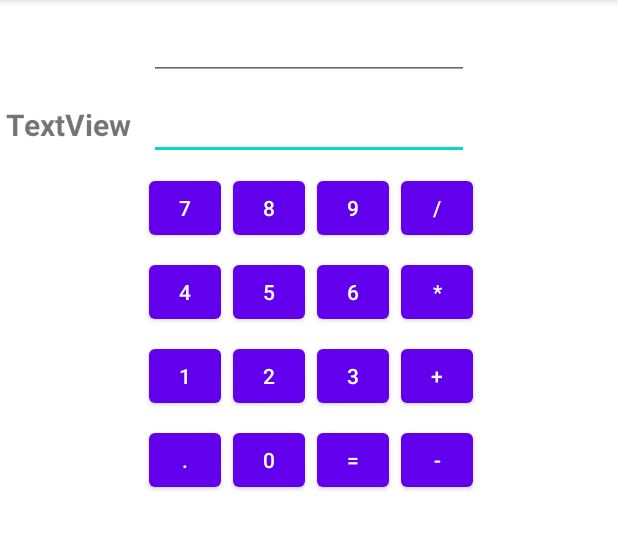
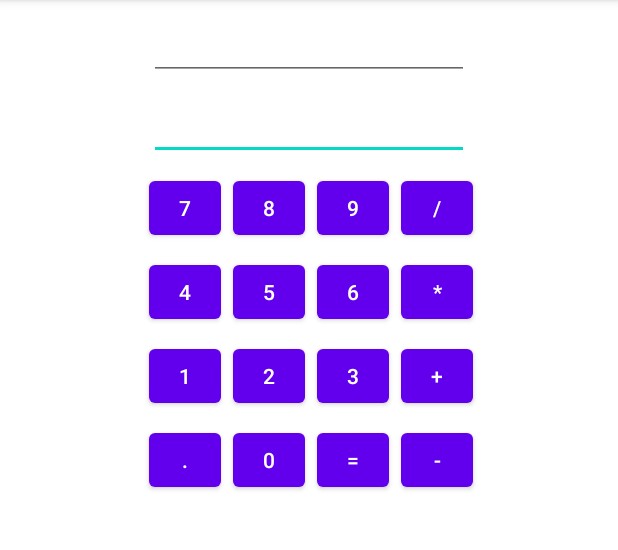
Before and after one commit to AlphaOmarDiallo/Calculator_Android_App, an Android app: the screen it shows after launch (MainActivity), on a phone screen of 412 x 824 dp, the part 84-634 px from its top. Run offline under Robolectric (Android 15) with nearby library versions, the phone set to English and light mode, and no system bars.

Commit message:
App works - fine tuning needed but it works

```diff
--- a/app/src/main/java/com/alphaomardiallo/calculator/MainActivity.java
+++ b/app/src/main/java/com/alphaomardiallo/calculator/MainActivity.java
@@ -10,31 +10,12 @@ import android.widget.TextView;
 
 public class MainActivity extends AppCompatActivity {
 
-    private EditText mETResult;
-    private EditText mETNewNumber;
-    private TextView mTVOperation;
+    private EditText result;
+    private EditText newNumber;
+    private TextView displayOperation;
 
-    private Button mBtn0;
-    private Button mBtn1;
-    private Button mBtn2;
-    private Button mBtn3;
-    private Button mBtn4;
-    private Button mBtn5;
-    private Button mBtn6;
-    private Button mBtn7;
-    private Button mBtn8;
-    private Button mBtn9;
-    private Button mBtnDot;
-
-    private Button mBtnDivide;
-    private Button mBtnMultiply;
-    private Button mBtnPlus;
-    private Button mBtnMinus;
-    private Button mBtnEqual;
-
-    // Private variable to hold operand and calculation type
+    // Variables to hold the operands and type of calculations
     private Double operand1 = null;
-    private Double operand2 = null;
     private String pendingOperation = "=";
 
     @Override
@@ -42,68 +23,101 @@ public class MainActivity extends AppCompatActivity {
         super.onCreate(savedInstanceState);
         setContentView(R.layout.activity_main);
 
-        mETResult = findViewById(R.id.editTextNumberSignedResult);
-        mETNewNumber = findViewById(R.id.editTextNumberSignedNewNumber);
-        mTVOperation = findViewById(R.id.textViewOperation);
-        mBtn0 = findViewById(R.id.button0);
-        mBtn1 = findViewById(R.id.button1);
-        mBtn2 = findViewById(R.id.button2);
-        mBtn3 = findViewById(R.id.button3);
-        mBtn4 = findViewById(R.id.button4);
-        mBtn5 = findViewById(R.id.button5);
-        mBtn6 = findViewById(R.id.button6);
-        mBtn7 = findViewById(R.id.button7);
-        mBtn8 = findViewById(R.id.button8);
-        mBtn9 = findViewById(R.id.button9);
-        mBtnDivide = findViewById(R.id.buttonDivide);
-        mBtnMultiply = findViewById(R.id.buttonMultiply);
-        mBtnPlus = findViewById(R.id.buttonAddition);
-        mBtnMinus = findViewById(R.id.buttonSubtract);
-        mBtnDot = findViewById(R.id.buttonDot);
-        mBtnEqual = findViewById(R.id.buttonEquals);
+        result = (EditText) findViewById(R.id.editTextNumberSignedResult);
+        newNumber = (EditText) findViewById(R.id.editTextNumberSignedNewNumber);
+        displayOperation = (TextView) findViewById(R.id.textViewOperation);
 
-// Setting up listener for digits
-        View.OnClickListener listenerDigits = new View.OnClickListener() {
+        Button button0 = (Button) findViewById(R.id.button0);
+        Button button1 = (Button) findViewById(R.id.button1);
+        Button button2 = (Button) findViewById(R.id.button2);
+        Button button3 = (Button) findViewById(R.id.button3);
+        Button button4 = (Button) findViewById(R.id.button4);
+        Button button5 = (Button) findViewById(R.id.button5);
+        Button button6 = (Button) findViewById(R.id.button6);
+        Button button7 = (Button) findViewById(R.id.button7);
+        Button button8 = (Button) findViewById(R.id.button8);
+        Button button9 = (Button) findViewById(R.id.button9);
+        Button buttonDot = (Button) findViewById(R.id.buttonDot);
+
+        Button buttonEquals = (Button) findViewById(R.id.buttonEquals);
+        Button buttonDivide = (Button) findViewById(R.id.buttonDivide);
+        Button buttonMultiply = (Button) findViewById(R.id.buttonMultiply);
+        Button buttonMinus = (Button) findViewById(R.id.buttonSubtract);
+        Button buttonPlus = (Button) findViewById(R.id.buttonAddition);
+        View.OnClickListener listener = new View.OnClickListener() {
             @Override
             public void onClick(View view) {
                 Button b = (Button) view;
-                mETNewNumber.append(b.getText().toString());
+                newNumber.append(b.getText().toString());
             }
         };
+        button0.setOnClickListener(listener);
+        button1.setOnClickListener(listener);
+        button2.setOnClickListener(listener);
+        button3.setOnClickListener(listener);
+        button4.setOnClickListener(listener);
+        button5.setOnClickListener(listener);
+        button6.setOnClickListener(listener);
+        button7.setOnClickListener(listener);
+        button8.setOnClickListener(listener);
+        button9.setOnClickListener(listener);
+        buttonDot.setOnClickListener(listener);
 
-        mBtn0.setOnClickListener(listenerDigits);
-        mBtn1.setOnClickListener(listenerDigits);
-        mBtn2.setOnClickListener(listenerDigits);
-        mBtn3.setOnClickListener(listenerDigits);
-        mBtn4.setOnClickListener(listenerDigits);
-        mBtn5.setOnClickListener(listenerDigits);
-        mBtn6.setOnClickListener(listenerDigits);
-        mBtn7.setOnClickListener(listenerDigits);
-        mBtn8.setOnClickListener(listenerDigits);
-        mBtn9.setOnClickListener(listenerDigits);
-        mBtnDot.setOnClickListener(listenerDigits);
-
-// Setting up listeners for operations
-        View.OnClickListener listenerOperation = new View.OnClickListener() {
+        View.OnClickListener opListener = new View.OnClickListener() {
             @Override
             public void onClick(View view) {
                 Button b = (Button) view;
                 String op = b.getText().toString();
-                String value = mETNewNumber.getText().toString();
-                if (value.length() != 0) {
-                    performOperation(value, op);
+                String value = newNumber.getText().toString();
+                try {
+                    Double doubleValue = Double.valueOf(value);
+                    performOperation(doubleValue, op);
+                } catch (NumberFormatException exception) {
+                    newNumber.setText("");
                 }
                 pendingOperation = op;
-                mTVOperation.setText(pendingOperation);
+                displayOperation.setText(pendingOperation);
             }
         };
-        mBtnDivide.setOnClickListener(listenerOperation);
-        mBtnMultiply.setOnClickListener(listenerOperation);
-        mBtnMinus.setOnClickListener(listenerOperation);
-        mBtnPlus.setOnClickListener(listenerOperation);
-        mBtnEqual.setOnClickListener(listenerOperation);
+
+        buttonEquals.setOnClickListener(opListener);
+        buttonDivide.setOnClickListener(opListener);
+        buttonMultiply.setOnClickListener(opListener);
+        buttonMinus.setOnClickListener(opListener);
+        buttonPlus.setOnClickListener(opListener);
     }
-    private void performOperation (String value, String operation) {
-        mTVOperation.setText(operation);
+
+    private void performOperation(Double value, String operation) {
+        if (null == operand1) {
+            operand1 = value;
+        } else {
+
+            if (pendingOperation.equals("=")) {
+                pendingOperation = operation;
+            }
+            switch (pendingOperation) {
+                case "=":
+                    operand1 = value;
+                    break;
+                case "/":
+                    if (value == 0) {
+                        operand1 = 0.0;
+                    } else {
+                        operand1 /= value;
+                    }
+                    break;
+                case "*":
+                    operand1 *= value;
+                    break;
+                case "-":
+                    operand1 -= value;
+                    break;
+                case "+":
+                    operand1 += value;
+                    break;
+            }
+        }
+        result.setText(operand1.toString());
+        newNumber.setText("");
     }
 }
--- a/app/src/main/res/layout/activity_main.xml
+++ b/app/src/main/res/layout/activity_main.xml
@@ -34,7 +34,6 @@
         android:layout_width="wrap_content"
         android:layout_height="wrap_content"
         android:layout_marginEnd="8dp"
-        android:text="TextView"
         android:textSize="20sp"
         android:textStyle="bold"
         app:layout_constraintBaseline_toBaselineOf="@+id/editTextNumberSignedNewNumber"
```
